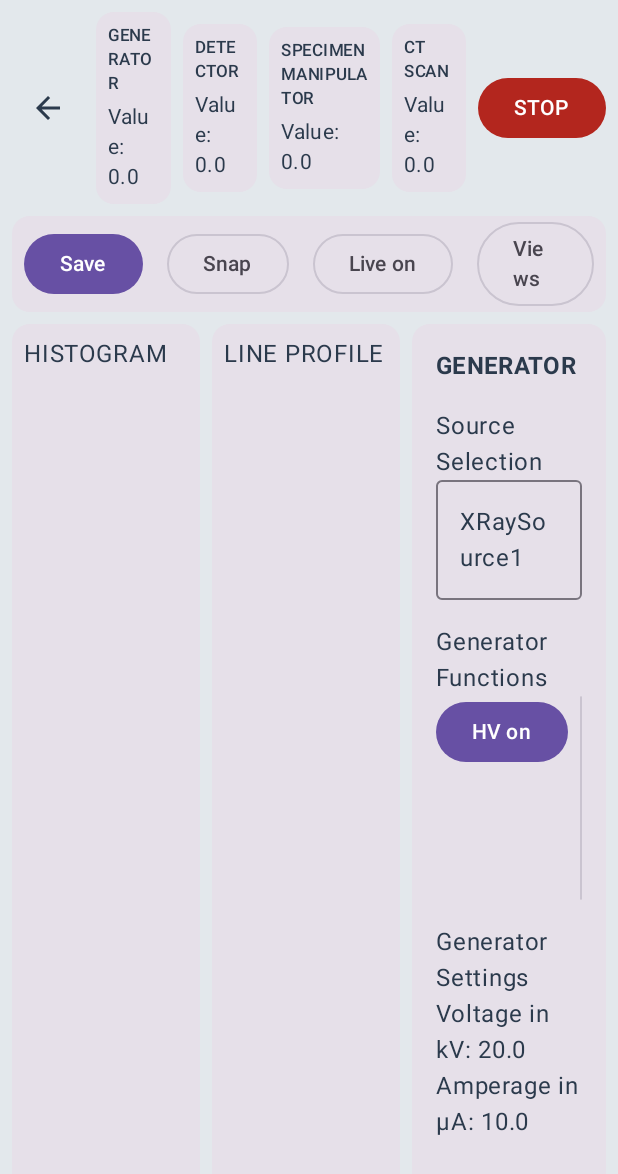
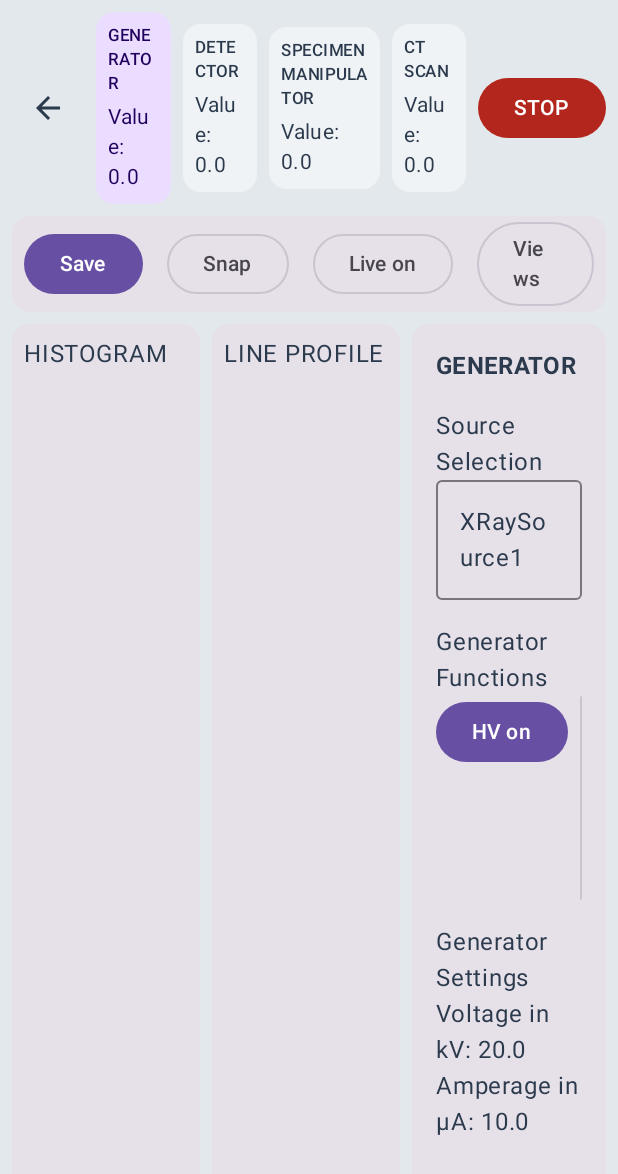
Before and after one commit to DennisHartstock/XTom, an Android app built with Jetpack Compose: the screen it shows after launch (MainActivity), after a tap on an icon or button, on a phone screen of 412 x 824 dp. Shown: the top 1174 px of the screen. Run offline under Robolectric (Android 15) with nearby library versions, the phone set to English and light mode, and no system bars.

Commit message:
feat: Add control panels to ClassicScreen
Introduces dynamic control panels to the `ClassicScreen`. The screen now manages which panel is displayed based on user selection in the top status bar.

- A `ClassicPanelType` enum is added to define the available panels (`GENERATOR`, `DETECTOR`, `SPECIMEN_MANIPULATOR`, `CT_SCAN`).
- The `TopStatusBar` is updated to handle panel selection, highlighting the currently active panel.
- New composables for `DetectorPanel`, `SpecimenManipulatorPanel`, and `CTScanPanel` are added with placeholder content.
- The `ClassicScreen` uses a `when` statement to render the selected panel.

```diff
--- a/composeApp/src/commonMain/kotlin/org/example/project/ui/ClassicScreen.kt
+++ b/composeApp/src/commonMain/kotlin/org/example/project/ui/ClassicScreen.kt
@@ -17,29 +17,48 @@ import androidx.compose.material.icons.automirrored.filled.ArrowBack
 import androidx.compose.material3.Button
 import androidx.compose.material3.ButtonDefaults
 import androidx.compose.material3.Card
+import androidx.compose.material3.CardDefaults
+import androidx.compose.material3.ExperimentalMaterial3Api
 import androidx.compose.material3.Icon
 import androidx.compose.material3.IconButton
 import androidx.compose.material3.MaterialTheme
 import androidx.compose.material3.OutlinedButton
 import androidx.compose.material3.OutlinedTextField
 import androidx.compose.material3.Surface
+import androidx.compose.material3.Switch
 import androidx.compose.material3.Text
 import androidx.compose.runtime.Composable
+import androidx.compose.runtime.getValue
+import androidx.compose.runtime.mutableStateOf
+import androidx.compose.runtime.remember
+import androidx.compose.runtime.setValue
 import androidx.compose.ui.Alignment
 import androidx.compose.ui.Modifier
 import androidx.compose.ui.graphics.Color
 import androidx.compose.ui.text.font.FontWeight
 import androidx.compose.ui.unit.dp
 
+private enum class ClassicPanelType {
+    GENERATOR,
+    DETECTOR,
+    SPECIMEN_MANIPULATOR,
+    CT_SCAN
+}
 
 @Composable
 fun ClassicScreen(onBack: () -> Unit) {
+    var selectedPanel by remember { mutableStateOf(ClassicPanelType.GENERATOR) }
+
     Surface(
         modifier = Modifier.fillMaxSize(),
         color = MaterialTheme.colorScheme.background
     ) {
         Column(modifier = Modifier.fillMaxSize()) {
-            TopStatusBar(onBack = onBack)
+            TopStatusBar(
+                onBack = onBack,
+                selectedPanel = selectedPanel,
+                onPanelSelected = { selectedPanel = it }
+            )
             ControlBar()
             Row(modifier = Modifier.fillMaxWidth().weight(1f).padding(8.dp)) {
                 Column(
@@ -71,14 +90,28 @@ fun ClassicScreen(onBack: () -> Unit) {
                     }
                 }
                 Spacer(modifier = Modifier.width(8.dp))
-                GeneratorPanel(modifier = Modifier.weight(1f))
+                when (selectedPanel) {
+                    ClassicPanelType.GENERATOR -> GeneratorPanel(modifier = Modifier.weight(1f))
+                    ClassicPanelType.DETECTOR -> DetectorPanel(modifier = Modifier.weight(1f))
+                    ClassicPanelType.SPECIMEN_MANIPULATOR -> SpecimenManipulatorPanel(
+                        modifier = Modifier.weight(
+                            1f
+                        )
+                    )
+
+                    ClassicPanelType.CT_SCAN -> CTScanPanel(modifier = Modifier.weight(1f))
+                }
             }
         }
     }
 }
 
 @Composable
-private fun TopStatusBar(onBack: () -> Unit) {
+private fun TopStatusBar(
+    onBack: () -> Unit,
+    selectedPanel: ClassicPanelType,
+    onPanelSelected: (ClassicPanelType) -> Unit
+) {
     Row(
         modifier = Modifier.fillMaxWidth().padding(8.dp),
         horizontalArrangement = Arrangement.spacedBy(8.dp),
@@ -87,10 +120,30 @@ private fun TopStatusBar(onBack: () -> Unit) {
         IconButton(onClick = onBack) {
             Icon(Icons.AutoMirrored.Filled.ArrowBack, contentDescription = "Back")
         }
-        StatusCard("GENERATOR", modifier = Modifier.weight(1f))
-        StatusCard("DETECTOR", modifier = Modifier.weight(1f))
-        StatusCard("SPECIMEN MANIPULATOR", modifier = Modifier.weight(1.5f))
-        StatusCard("CT SCAN", modifier = Modifier.weight(1f))
+        StatusCard(
+            "GENERATOR",
+            isSelected = selectedPanel == ClassicPanelType.GENERATOR,
+            onClick = { onPanelSelected(ClassicPanelType.GENERATOR) },
+            modifier = Modifier.weight(1f)
+        )
+        StatusCard(
+            "DETECTOR",
+            isSelected = selectedPanel == ClassicPanelType.DETECTOR,
+            onClick = { onPanelSelected(ClassicPanelType.DETECTOR) },
+            modifier = Modifier.weight(1f)
+        )
+        StatusCard(
+            "SPECIMEN MANIPULATOR",
+            isSelected = selectedPanel == ClassicPanelType.SPECIMEN_MANIPULATOR,
+            onClick = { onPanelSelected(ClassicPanelType.SPECIMEN_MANIPULATOR) },
+            modifier = Modifier.weight(1.5f)
+        )
+        StatusCard(
+            "CT SCAN",
+            isSelected = selectedPanel == ClassicPanelType.CT_SCAN,
+            onClick = { onPanelSelected(ClassicPanelType.CT_SCAN) },
+            modifier = Modifier.weight(1f)
+        )
         Button(
             onClick = {},
             colors = ButtonDefaults.buttonColors(containerColor = MaterialTheme.colorScheme.error)
@@ -100,9 +153,21 @@ private fun TopStatusBar(onBack: () -> Unit) {
     }
 }
 
+@OptIn(ExperimentalMaterial3Api::class)
 @Composable
-private fun StatusCard(title: String, modifier: Modifier = Modifier) {
-    Card(modifier = modifier) {
+private fun StatusCard(
+    title: String,
+    isSelected: Boolean,
+    onClick: () -> Unit,
+    modifier: Modifier = Modifier
+) {
+    Card(
+        onClick = onClick,
+        modifier = modifier,
+        colors = CardDefaults.cardColors(
+            containerColor = if (isSelected) MaterialTheme.colorScheme.primaryContainer else MaterialTheme.colorScheme.surface
+        )
+    ) {
         Column(modifier = Modifier.padding(8.dp)) {
             Text(text = title, style = MaterialTheme.typography.labelSmall)
             Spacer(modifier = Modifier.height(4.dp))
@@ -158,3 +223,75 @@ private fun GeneratorPanel(modifier: Modifier = Modifier) {
         }
     }
 }
+
+@Composable
+private fun DetectorPanel(modifier: Modifier = Modifier) {
+    Card(modifier = modifier.fillMaxHeight()) {
+        Column(modifier = Modifier.fillMaxSize().padding(16.dp)) {
+            Text(
+                "DETECTOR",
+                style = MaterialTheme.typography.titleMedium,
+                fontWeight = FontWeight.Bold
+            )
+            Spacer(modifier = Modifier.height(16.dp))
+            Text("Camera Mode Selection")
+            OutlinedTextField(
+                value = "Text",
+                onValueChange = {},
+                readOnly = true,
+                modifier = Modifier.fillMaxWidth()
+            )
+            Spacer(modifier = Modifier.height(16.dp))
+            Text("Detector Settings")
+            // Add your detector settings here
+            Spacer(modifier = Modifier.height(16.dp))
+            Text("Detector Calibration")
+            Row(verticalAlignment = Alignment.CenterVertically) {
+                Text("Optimize exposure")
+                Spacer(modifier = Modifier.weight(1f))
+                Switch(checked = false, onCheckedChange = {})
+            }
+            Row(verticalAlignment = Alignment.CenterVertically) {
+                Text("Dark correction")
+                Spacer(modifier = Modifier.weight(1f))
+                Switch(checked = true, onCheckedChange = {})
+            }
+            Row(verticalAlignment = Alignment.CenterVertically) {
+                Text("Bright correction")
+                Spacer(modifier = Modifier.weight(1f))
+                Switch(checked = true, onCheckedChange = {})
+            }
+            Button(onClick = {}) { Text("Start calibration") }
+            OutlinedButton(onClick = {}) { Text("Details") }
+            Spacer(modifier = Modifier.height(16.dp))
+            Text("Bad Pixel Mapping")
+            Button(onClick = {}) { Text("Start bad pixel mapping") }
+        }
+    }
+}
+
+@Composable
+fun SpecimenManipulatorPanel(modifier: Modifier = Modifier) {
+    Card(modifier = modifier.fillMaxHeight()) {
+        Column(modifier = Modifier.fillMaxSize().padding(16.dp)) {
+            Text(
+                "SPECIMEN MANIPULATOR",
+                style = MaterialTheme.typography.titleMedium,
+                fontWeight = FontWeight.Bold
+            )
+        }
+    }
+}
+
+@Composable
+fun CTScanPanel(modifier: Modifier = Modifier) {
+    Card(modifier = modifier.fillMaxHeight()) {
+        Column(modifier = Modifier.fillMaxSize().padding(16.dp)) {
+            Text(
+                "CT SCAN",
+                style = MaterialTheme.typography.titleMedium,
+                fontWeight = FontWeight.Bold
+            )
+        }
+    }
+}
```
